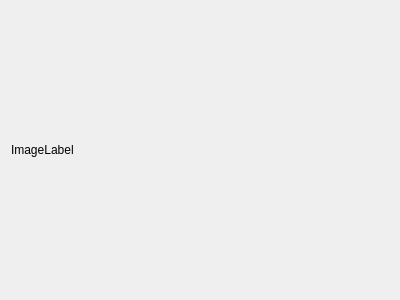
First picture: the form in MainWidget.ui, repository Kitware/Cinema-basic, before the edit.
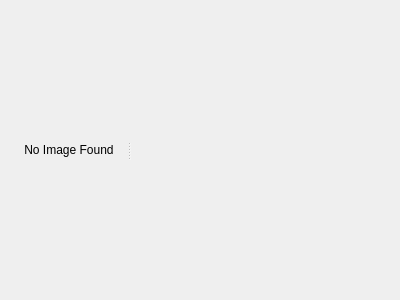
Second picture: the form after the edit.

Commit message: Added basic controls to change parameters defined in the loaded store

```diff
--- a/MainWidget.ui
+++ b/MainWidget.ui
@@ -13,12 +13,28 @@
   <property name="windowTitle">
    <string>Form</string>
   </property>
-  <layout class="QVBoxLayout" name="verticalLayout">
+  <layout class="QHBoxLayout" name="horizontalLayout">
    <item>
-    <widget class="QLabel" name="imageLabel">
-     <property name="text">
-      <string>ImageLabel</string>
+    <widget class="QSplitter" name="splitter">
+     <property name="orientation">
+      <enum>Qt::Horizontal</enum>
      </property>
+     <widget class="QLabel" name="imageLabel">
+      <property name="text">
+       <string>No Image Found</string>
+      </property>
+      <property name="alignment">
+       <set>Qt::AlignCenter</set>
+      </property>
+     </widget>
+     <widget class="QWidget" name="propertiesWidget" native="true">
+      <property name="minimumSize">
+       <size>
+        <width>200</width>
+        <height>0</height>
+       </size>
+      </property>
+     </widget>
     </widget>
    </item>
   </layout>
```
The commit also changes 2 other files.
